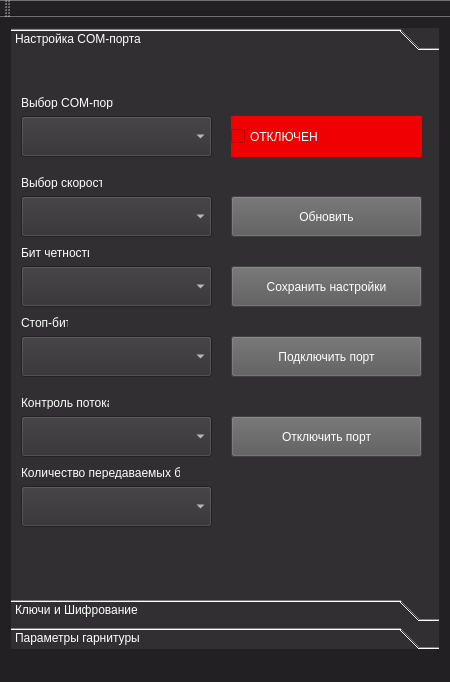
SlavaZhuck/HandsFree_Qt, file ApplicBeta/mainwindow.ui: the form before one commit.
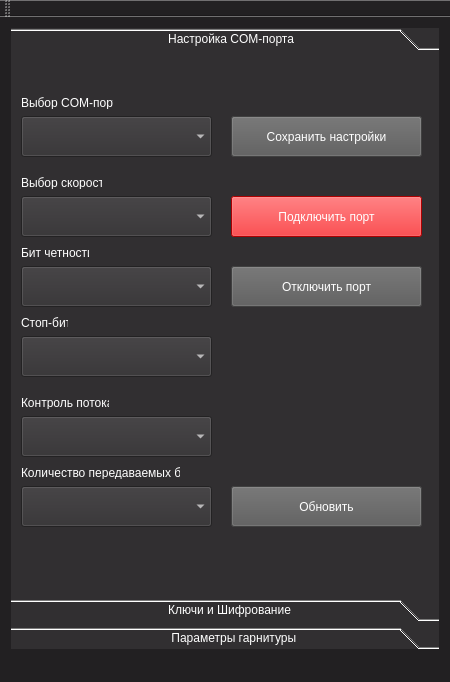
The form after the commit. The open tabs and pages were chosen to show the change.

Commit message: Insert " " character limit to QLineEdit

The edit to the form file:
```diff
--- a/ApplicBeta/mainwindow.ui
+++ b/ApplicBeta/mainwindow.ui
@@ -28,6 +28,15 @@
 color:white
 </string>
       </property>
+      <property name="frameShape">
+       <enum>QFrame::NoFrame</enum>
+      </property>
+      <property name="frameShadow">
+       <enum>QFrame::Plain</enum>
+      </property>
+      <property name="midLineWidth">
+       <number>42</number>
+      </property>
       <property name="currentIndex">
        <number>1</number>
       </property>
@@ -41,7 +50,7 @@
         </rect>
        </property>
        <attribute name="label">
-        <string>Настройка COM-порта</string>
+        <string>                                              Настройка COM-порта</string>
        </attribute>
        <widget class="QLabel" name="setComPort">
         <property name="geometry">
@@ -135,33 +144,6 @@
          </rect>
         </property>
        </widget>
-       <widget class="QCheckBox" name="checkBox">
-        <property name="geometry">
-         <rect>
-          <x>220</x>
-          <y>60</y>
-          <width>191</width>
-          <height>41</height>
-         </rect>
-        </property>
-        <property name="font">
-         <font>
-          <family>MS Shell Dlg 2</family>
-          <weight>50</weight>
-          <italic>false</italic>
-          <bold>false</bold>
-         </font>
-        </property>
-        <property name="layoutDirection">
-         <enum>Qt::LeftToRight</enum>
-        </property>
-        <property name="styleSheet">
-         <string notr="true">background-color:rgb(241, 0, 2);</string>
-        </property>
-        <property name="text">
-         <string>ОТКЛЮЧЕН</string>
-        </property>
-       </widget>
        <widget class="QLabel" name="setParityBits">
         <property name="geometry">
          <rect>
@@ -179,7 +161,7 @@
         <property name="geometry">
          <rect>
           <x>220</x>
-          <y>140</y>
+          <y>430</y>
           <width>191</width>
           <height>41</height>
          </rect>
@@ -228,13 +210,13 @@
         <property name="geometry">
          <rect>
           <x>220</x>
-          <y>280</y>
+          <y>140</y>
           <width>191</width>
           <height>41</height>
          </rect>
         </property>
         <property name="styleSheet">
-         <string notr="true">background-color:rgb(89, 89, 89)</string>
+         <string notr="true">background-color:rgb(241, 0, 2)</string>
         </property>
         <property name="text">
          <string>Подключить порт</string>
@@ -244,7 +226,7 @@
         <property name="geometry">
          <rect>
           <x>220</x>
-          <y>360</y>
+          <y>210</y>
           <width>191</width>
           <height>41</height>
          </rect>
@@ -260,7 +242,7 @@
         <property name="geometry">
          <rect>
           <x>220</x>
-          <y>210</y>
+          <y>60</y>
           <width>191</width>
           <height>41</height>
          </rect>
@@ -296,7 +278,7 @@
         </rect>
        </property>
        <attribute name="label">
-        <string>Ключи и Шифрование</string>
+        <string>                                              Ключи и Шифрование</string>
        </attribute>
        <widget class="QPushButton" name="pushButton">
         <property name="geometry">
@@ -380,7 +362,7 @@
         </rect>
        </property>
        <attribute name="label">
-        <string>Параметры гарнитуры</string>
+        <string>                                               Параметры гарнитуры</string>
        </attribute>
       </widget>
      </widget>
```
Left out of the diff: 17 changed lines with no effect on the pictures. The commit also changes 6 other files.
